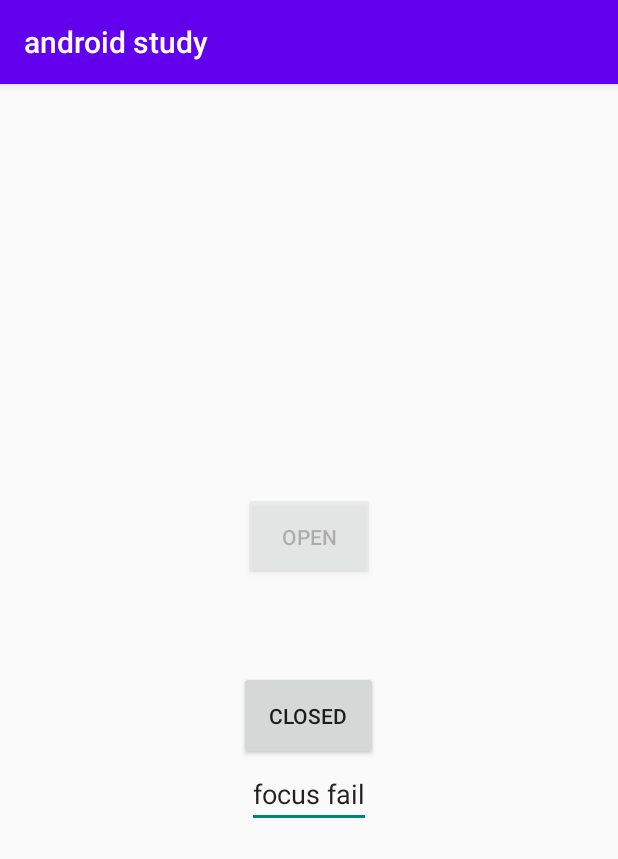
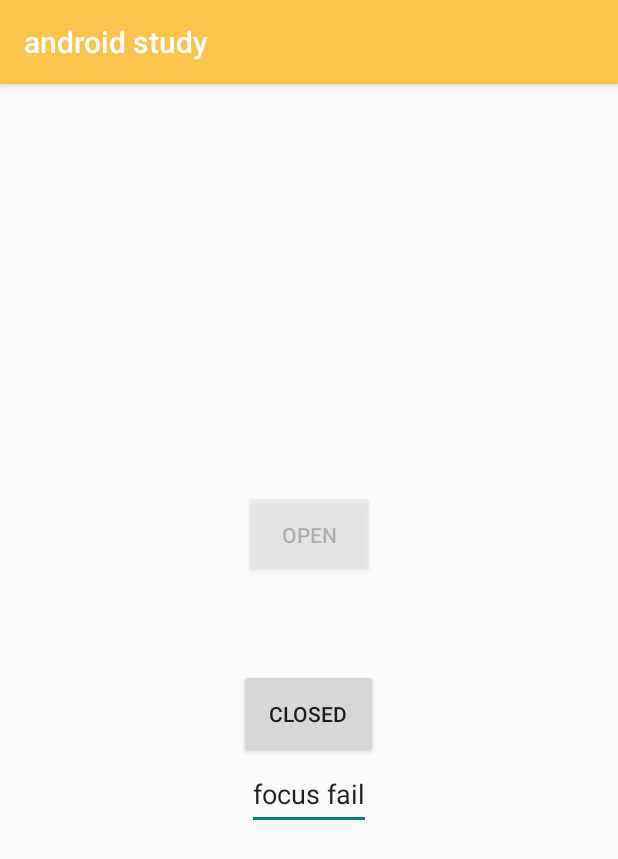
Before and after one commit to materokatti/simple-android-project, an Android app: the screen it shows after launch (MainActivity), on a phone screen of 412 x 824 dp. Shown: the top 859 px of the screen. Run offline under Robolectric (Android 15) with nearby library versions, the phone set to English and light mode, and no system bars.

Commit message:
ADD : use color and string xml

```diff
--- a/app/src/main/res/layout/activity_main.xml
+++ b/app/src/main/res/layout/activity_main.xml
@@ -12,20 +12,23 @@
         android:id="@+id/button"
         android:layout_width="wrap_content"
         android:layout_height="wrap_content"
-        android:text="OPEN"
+        android:text="@string/open_button"
         android:padding="20dp"
         android:layout_marginBottom="60dp"
         android:focusable="false"
         android:alpha="0.3"/>
+
     <Button
         android:id="@+id/button2"
         android:layout_width="wrap_content"
         android:layout_height="wrap_content"
         android:padding="20dp"
         android:text="CLOSED" />
+
     <EditText
         android:layout_width="wrap_content"
         android:layout_height="wrap_content"
+        android:minHeight="48dp"
         android:text="focus fail" />
 
 </LinearLayout>
--- a/app/src/main/res/values/colors.xml
+++ b/app/src/main/res/values/colors.xml
@@ -7,4 +7,9 @@
     <color name="teal_700">#FF018786</color>
     <color name="black">#FF000000</color>
     <color name="white">#FFFFFFFF</color>
+    <color name="main" >#F8C44C</color>
+    <color name="main_variant">#FED912</color>
+    <color name="primary_blue">#428FFF</color>
+    <color name="primary_red">#ff5145</color>
+    <color name="primary_green">#3ebd5c</color>
 </resources>
--- a/app/src/main/res/values/strings.xml
+++ b/app/src/main/res/values/strings.xml
@@ -1,3 +1,4 @@
 <resources>
     <string name="app_name">android study</string>
+    <string name="open_button">OPEN</string>
 </resources>
--- a/app/src/main/res/values/themes.xml
+++ b/app/src/main/res/values/themes.xml
@@ -2,8 +2,8 @@
     <!-- Base application theme. -->
     <style name="Theme.AndroidStudy" parent="Theme.AppCompat.DayNight.DarkActionBar">
         <!-- Primary brand color. -->
-        <item name="colorPrimary">@color/purple_500</item>
-        <item name="colorPrimaryVariant">@color/purple_700</item>
+        <item name="colorPrimary">@color/main</item>
+        <item name="colorPrimaryVariant">@color/main</item>
         <item name="colorOnPrimary">@color/white</item>
         <!-- Secondary brand color. -->
         <item name="colorSecondary">@color/teal_200</item>
```
